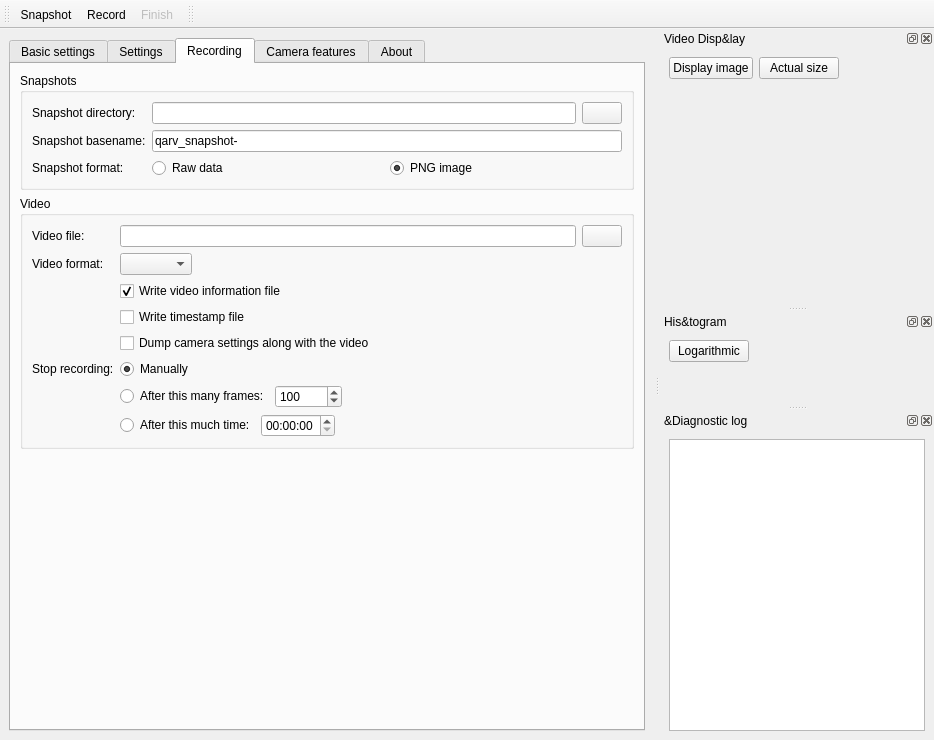
Old version of the form src/mainwindow.ui in the repository AD-Vega/qarv.
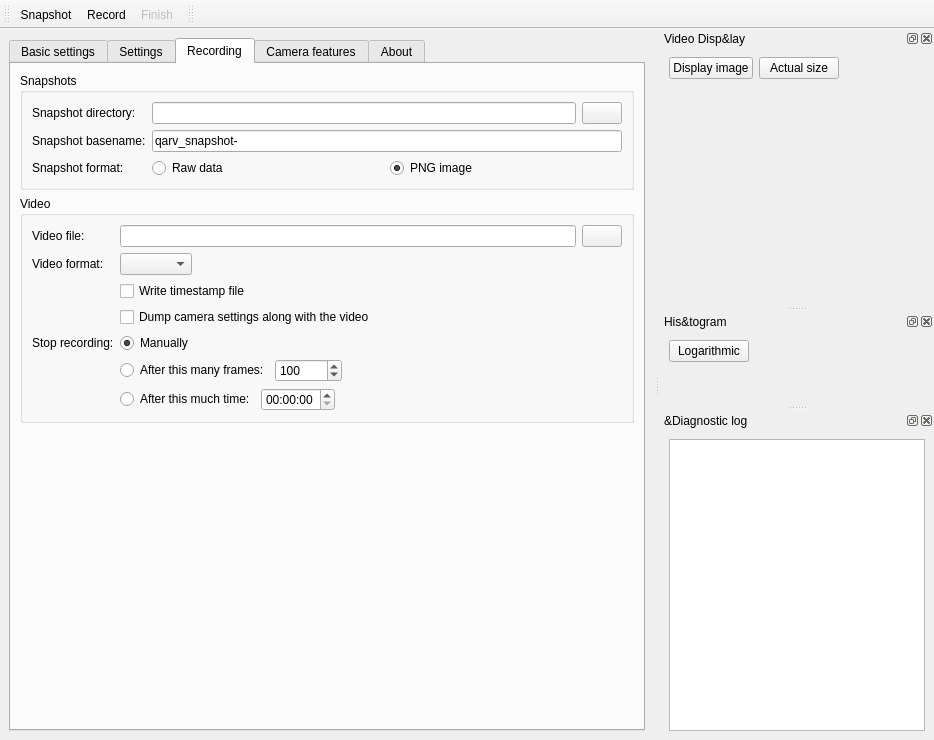
New version of the form. The open tabs and pages were chosen to show the change. Icons and pictures are not drawn. Custom widgets are drawn as their Qt base class.

Commit message: Remove the "Write video information file" checkbox (issue #26)

```diff
--- a/src/mainwindow.ui
+++ b/src/mainwindow.ui
@@ -909,19 +909,6 @@
             </widget>
            </item>
            <item row="2" column="1">
-            <widget class="QCheckBox" name="recordInfoCheck">
-             <property name="toolTip">
-              <string>Raw video formats do not contain any identifying information in the video file itself. If checked, an additional file with a .qarv extension will be created and will contain video format information. This file can be opened with the qarv video player.</string>
-             </property>
-             <property name="text">
-              <string>Write video information file</string>
-             </property>
-             <property name="checked">
-              <bool>true</bool>
-             </property>
-            </widget>
-           </item>
-           <item row="3" column="1">
             <widget class="QCheckBox" name="recordTimestampsCheck">
              <property name="toolTip">
               <string>An additional file with a .timestamps extension will be created and will contain frame timestamps in nanoseconds, one per line, in text form.</string>
@@ -931,7 +918,7 @@
              </property>
             </widget>
            </item>
-           <item row="4" column="1">
+           <item row="3" column="1">
             <widget class="QCheckBox" name="recordMetadataCheck">
              <property name="toolTip">
               <string>Creates an additional file with .caminfo extension. It can be loaded using Advanced settings tab.</string>
@@ -941,14 +928,14 @@
              </property>
             </widget>
            </item>
-           <item row="5" column="0">
+           <item row="4" column="0">
             <widget class="QLabel" name="label_19">
              <property name="text">
               <string>Stop recording:</string>
              </property>
             </widget>
            </item>
-           <item row="5" column="1">
+           <item row="4" column="1">
             <widget class="QRadioButton" name="stopRecordingManuallyRadio">
              <property name="toolTip">
               <string>Recording will not be stopped automatically.</string>
@@ -964,7 +951,7 @@
              </attribute>
             </widget>
            </item>
-           <item row="6" column="1">
+           <item row="5" column="1">
             <layout class="QHBoxLayout" name="horizontalLayout">
              <item>
               <widget class="QRadioButton" name="stopRecordingFramesRadio">
@@ -994,7 +981,7 @@
              </item>
             </layout>
            </item>
-           <item row="7" column="1">
+           <item row="6" column="1">
             <layout class="QHBoxLayout" name="horizontalLayout_15">
              <item>
               <widget class="QRadioButton" name="stopRecordingTimeRadio">
```
The commit also changes 16 other files.
